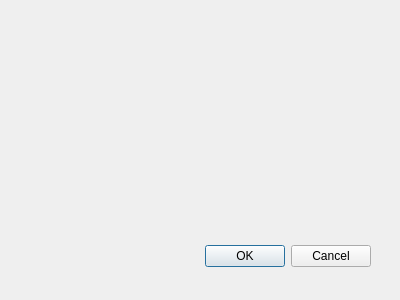
Qt form incluircd.ui (M6rc0sp/InterfaceLoja) before a commit.
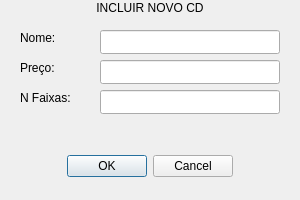
The same form after that commit.

```diff
--- a/incluircd.ui
+++ b/incluircd.ui
@@ -8,19 +8,65 @@
    <rect>
     <x>0</x>
     <y>0</y>
-    <width>400</width>
-    <height>300</height>
+    <width>300</width>
+    <height>200</height>
    </rect>
   </property>
   <property name="windowTitle">
    <string>Dialog</string>
   </property>
-  <widget name="buttonBox" class="QDialogButtonBox">
+  <widget class="QLabel" name="labelNFaixas">
    <property name="geometry">
     <rect>
-     <x>30</x>
-     <y>240</y>
-     <width>341</width>
+     <x>20</x>
+     <y>90</y>
+     <width>51</width>
+     <height>16</height>
+    </rect>
+   </property>
+   <property name="text">
+    <string>N Faixas:</string>
+   </property>
+  </widget>
+  <widget class="QLineEdit" name="getNFaixas">
+   <property name="geometry">
+    <rect>
+     <x>100</x>
+     <y>90</y>
+     <width>180</width>
+     <height>24</height>
+    </rect>
+   </property>
+  </widget>
+  <widget class="QLabel" name="labelPreco">
+   <property name="geometry">
+    <rect>
+     <x>20</x>
+     <y>60</y>
+     <width>41</width>
+     <height>16</height>
+    </rect>
+   </property>
+   <property name="text">
+    <string>Preço:</string>
+   </property>
+  </widget>
+  <widget class="QLineEdit" name="getNome">
+   <property name="geometry">
+    <rect>
+     <x>100</x>
+     <y>30</y>
+     <width>180</width>
+     <height>24</height>
+    </rect>
+   </property>
+  </widget>
+  <widget class="QDialogButtonBox" name="buttonBox">
+   <property name="geometry">
+    <rect>
+     <x>0</x>
+     <y>150</y>
+     <width>300</width>
      <height>32</height>
     </rect>
    </property>
@@ -30,6 +76,57 @@
    <property name="standardButtons">
     <set>QDialogButtonBox::Cancel|QDialogButtonBox::Ok</set>
    </property>
+   <property name="centerButtons">
+    <bool>true</bool>
+   </property>
+  </widget>
+  <widget class="QLabel" name="title">
+   <property name="geometry">
+    <rect>
+     <x>0</x>
+     <y>0</y>
+     <width>300</width>
+     <height>16</height>
+    </rect>
+   </property>
+   <property name="minimumSize">
+    <size>
+     <width>300</width>
+     <height>0</height>
+    </size>
+   </property>
+   <property name="text">
+    <string>INCLUIR NOVO CD</string>
+   </property>
+   <property name="textFormat">
+    <enum>Qt::AutoText</enum>
+   </property>
+   <property name="alignment">
+    <set>Qt::AlignCenter</set>
+   </property>
+  </widget>
+  <widget class="QLabel" name="labelNome">
+   <property name="geometry">
+    <rect>
+     <x>20</x>
+     <y>30</y>
+     <width>41</width>
+     <height>16</height>
+    </rect>
+   </property>
+   <property name="text">
+    <string>Nome:</string>
+   </property>
+  </widget>
+  <widget class="QLineEdit" name="getPreco">
+   <property name="geometry">
+    <rect>
+     <x>100</x>
+     <y>60</y>
+     <width>180</width>
+     <height>24</height>
+    </rect>
+   </property>
   </widget>
  </widget>
  <pixmapfunction/>
```
Left out of the diff: 42 changed lines with no effect on the pictures.
